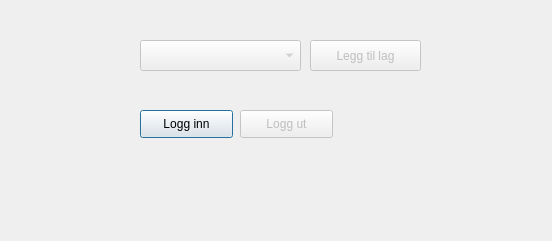
Qt form ngis_openapi_client_dialog_base.ui (kartverket/SFKB-QGISAPI-klient) before a commit.
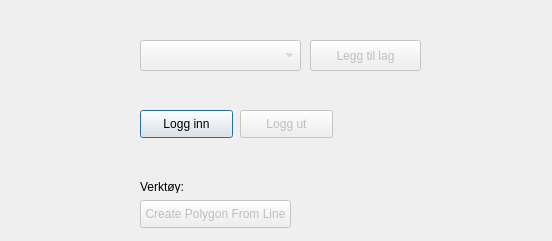
The same form after that commit. Custom widgets are drawn as their Qt base class.

Commit message: Initial code for creating/modifying of polygons

```diff
--- a/ngis_openapi_client_dialog_base.ui
+++ b/ngis_openapi_client_dialog_base.ui
@@ -103,6 +103,35 @@
     </rect>
    </property>
   </widget>
+  <widget class="QPushButton" name="polyFromLineButton">
+   <property name="enabled">
+    <bool>false</bool>
+   </property>
+   <property name="geometry">
+    <rect>
+     <x>140</x>
+     <y>200</y>
+     <width>151</width>
+     <height>28</height>
+    </rect>
+   </property>
+   <property name="text">
+    <string>Create Polygon From Line</string>
+   </property>
+  </widget>
+  <widget class="QLabel" name="label">
+   <property name="geometry">
+    <rect>
+     <x>140</x>
+     <y>180</y>
+     <width>47</width>
+     <height>13</height>
+    </rect>
+   </property>
+   <property name="text">
+    <string>Verktøy:</string>
+   </property>
+  </widget>
  </widget>
  <customwidgets>
   <customwidget>
```
The commit also changes 1 other file.
